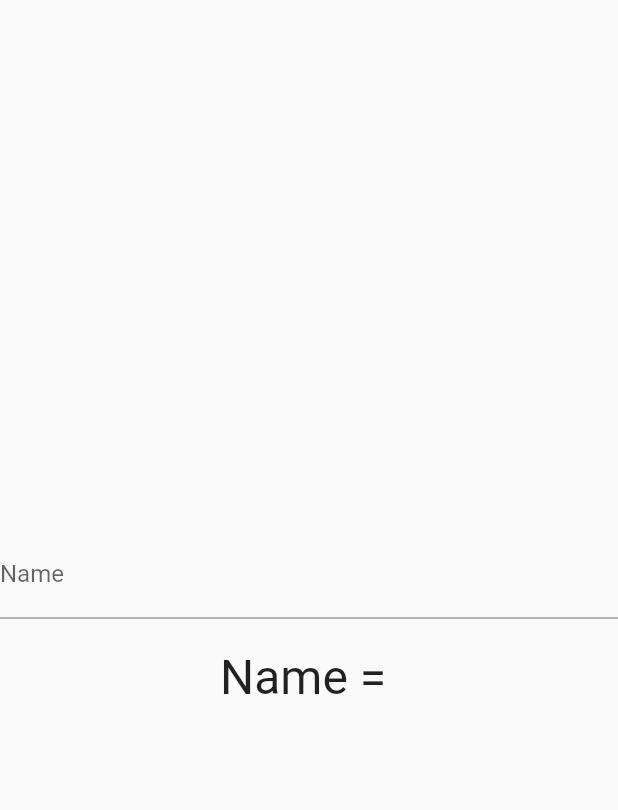
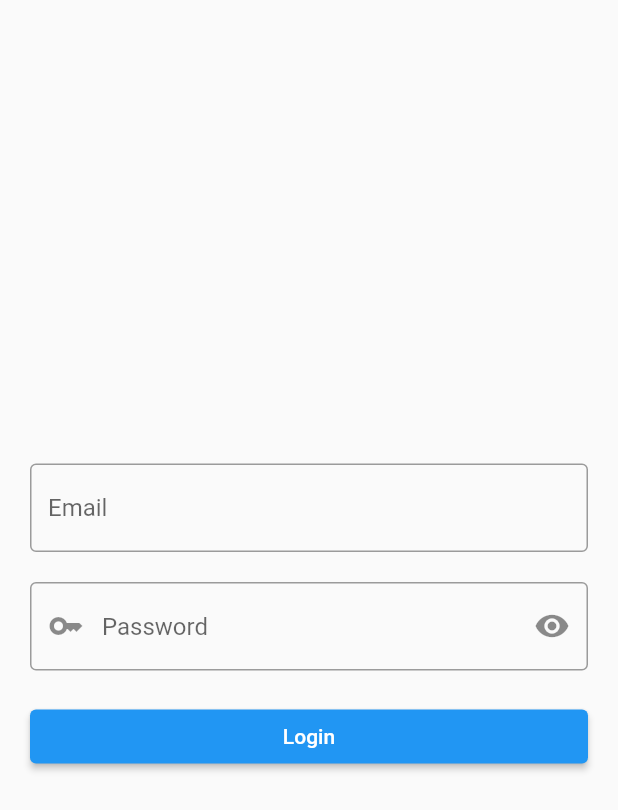
Before and after one commit to dnesbala/dart-flutter-fundamentals, a Flutter app: the screen it shows after launch, on a phone screen of 412 x 824 dp. Shown: the top 810 px of the screen. Run offline on Flutter 3.47's test engine with Material 2 defaults, Android fonts, the phone set to English and light mode, and no system bars; our stand-ins replace google_fonts.

Commit message:
Login Form

```diff
--- a/insta_clone/lib/form_test.dart
+++ /dev/null
@@ -1,40 +0,0 @@
-import 'package:flutter/material.dart';
-
-class FormTest extends StatefulWidget {
-  const FormTest({super.key});
-
-  @override
-  State<FormTest> createState() => _FormTestState();
-}
-
-class _FormTestState extends State<FormTest> {
-  String name = "";
-
-  @override
-  Widget build(BuildContext context) {
-    return Scaffold(
-      body: Column(
-        mainAxisAlignment: MainAxisAlignment.center,
-        children: [
-          TextField(
-            decoration: InputDecoration(
-              label: Text("Name"),
-              hintText: "Enter your name",
-            ),
-            onChanged: (String val) {
-              print(val);
-              setState(() {
-                name = val;
-              });
-            },
-          ),
-          SizedBox(height: 20),
-          Text(
-            "Name = $name",
-            style: TextStyle(fontSize: 32),
-          ),
-        ],
-      ),
-    );
-  }
-}
--- /dev/null
+++ b/insta_clone/lib/login_page.dart
@@ -0,0 +1,119 @@
+import 'package:firstapp/home_screen.dart';
+import 'package:firstapp/main.dart';
+import 'package:flutter/material.dart';
+
+class LoginPage extends StatefulWidget {
+  const LoginPage({super.key});
+
+  @override
+  State<LoginPage> createState() => LoginPageState();
+}
+
+class LoginPageState extends State<LoginPage> {
+  String email = "";
+  String password = "";
+  bool showPassword = false;
+
+  void login() {
+    // Check if email is empty
+    if (email.isEmpty) {
+      ScaffoldMessenger.of(context).showSnackBar(
+        SnackBar(
+          content: Text("Email is required"),
+        ),
+      );
+    }
+
+    // Check if password is empty
+    if (password.isEmpty) {
+      ScaffoldMessenger.of(context).showSnackBar(
+        SnackBar(
+          content: Text("Password is required"),
+        ),
+      );
+    }
+
+    // TEST: suppose correct email: test@test.com and password: test1234
+    if (email == "test@test.com" && password == "test1234") {
+      // print("success");
+      ScaffoldMessenger.of(context).showSnackBar(
+        SnackBar(
+          content: Text("Login Success"),
+        ),
+      );
+      // If login is success, display HomeScreen
+      Navigator.of(context).push(
+        MaterialPageRoute(
+          builder: (context) => HomeScreen(),
+        ),
+      );
+    } else {
+      ScaffoldMessenger.of(context).showSnackBar(
+        SnackBar(
+          content: Text("Login Failed : Either email or password is invalid"),
+        ),
+      );
+    }
+  }
+
+  @override
+  Widget build(BuildContext context) {
+    return Scaffold(
+      body: Padding(
+        padding: const EdgeInsets.symmetric(horizontal: 20),
+        child: Column(
+          mainAxisAlignment: MainAxisAlignment.center,
+          children: [
+            TextField(
+                decoration: InputDecoration(
+                  hintText: "Email",
+                  border: OutlineInputBorder(),
+                ),
+                keyboardType: TextInputType.emailAddress,
+                onChanged: (String value) {
+                  // print(value);
+                  setState(() {
+                    email = value;
+                  });
+                  print(email);
+                }),
+            SizedBox(height: 20),
+            TextField(
+              decoration: InputDecoration(
+                hintText: "Password",
+                border: OutlineInputBorder(),
+                prefixIcon: Icon(Icons.key),
+                suffixIcon: IconButton(
+                  onPressed: () {
+                    setState(() {
+                      showPassword = !showPassword;
+                    });
+                  },
+                  icon: !showPassword
+                      ? Icon(Icons.visibility)
+                      : Icon(Icons.visibility_off),
+                ),
+              ),
+              obscureText: !showPassword,
+              onChanged: (String value) {
+                setState(() {
+                  password = value;
+                });
+              },
+            ),
+            SizedBox(height: 20),
+            SizedBox(
+              width: double.maxFinite,
+              child: ElevatedButton(
+                onPressed: () {
+                  login();
+                },
+                child: Text("Login"),
+              ),
+            ),
+          ],
+        ),
+      ),
+    );
+  }
+}
--- a/insta_clone/lib/main.dart
+++ b/insta_clone/lib/main.dart
@@ -1,4 +1,4 @@
-import 'package:firstapp/form_test.dart';
+import 'package:firstapp/login_page.dart';
 import 'package:firstapp/score_page.dart';
 import 'package:firstapp/stateful_test.dart';
 import 'package:flutter/material.dart';
@@ -10,7 +10,7 @@ void main() {
     const MaterialApp(
       debugShowCheckedModeBanner: false,
       title: "Instagram Clone",
-      home: FormTest(),
+      home: LoginPage(),
     ),
   );
 }
```
Also changed, not shown: insta_clone/lib/home_screen.dart (added, +25 -0 lines).
